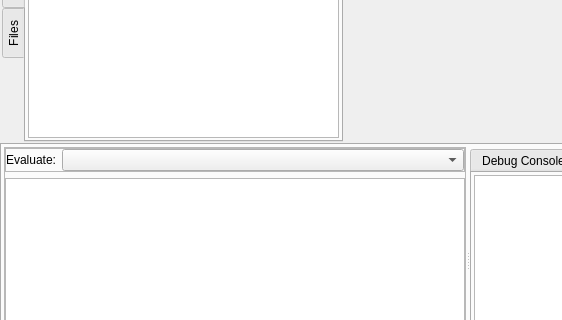
Above: RedPandaIDE/mainwindow.ui from royqh1979/RedPanda-CPP before the change; both pictures show x 0 to 562 and y 234 to 554 of the 946 by 657 pixel window. Below: the same form after it.
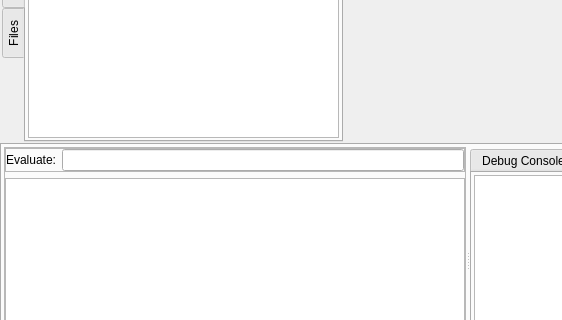
That is the form after the change. The open tabs and pages were chosen to show the change. Icons and pictures are not drawn. Custom widgets are drawn as their Qt base class.

```diff
--- a/RedPandaIDE/mainwindow.ui
+++ b/RedPandaIDE/mainwindow.ui
@@ -393,14 +393,7 @@
                  </widget>
                 </item>
                 <item>
-                 <widget class="QComboBox" name="cbEvaluate">
-                  <property name="sizePolicy">
-                   <sizepolicy hsizetype="Expanding" vsizetype="Fixed">
-                    <horstretch>0</horstretch>
-                    <verstretch>0</verstretch>
-                   </sizepolicy>
-                  </property>
-                 </widget>
+                 <widget class="QLineEdit" name="txtEvaludate"/>
                 </item>
                </layout>
               </widget>
```
Left out of the diff: 24 changed lines with no effect on the pictures.
